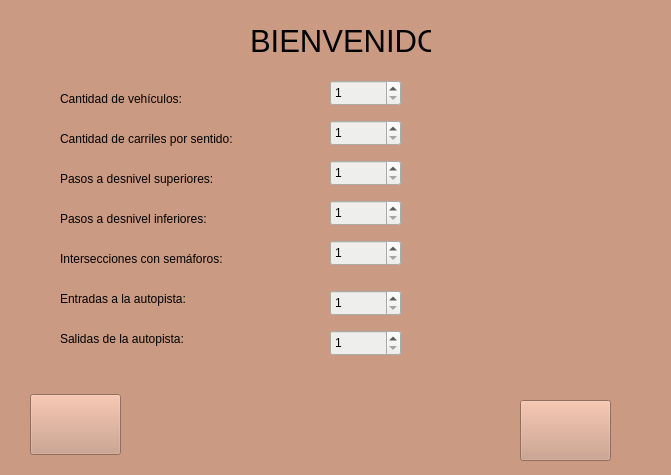
Above: ProyectoUnoOperativos/mainwindow.ui from nws18/ProyectoUnoOperativos before the change. Below: the same form after it.
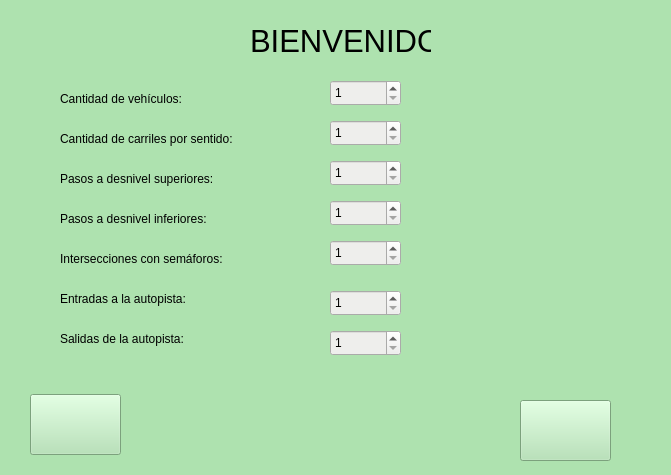
That is the form after the change. Icons and pictures are not drawn.

The edit to the form file:
```diff
--- a/ProyectoUnoOperativos/mainwindow.ui
+++ b/ProyectoUnoOperativos/mainwindow.ui
@@ -14,7 +14,7 @@
    <string>Configuración</string>
   </property>
   <property name="styleSheet">
-   <string notr="true">background-color: rgb(203, 154, 130);</string>
+   <string notr="true">background-color: rgb(174, 226, 175);</string>
   </property>
   <property name="animated">
    <bool>true</bool>
```
